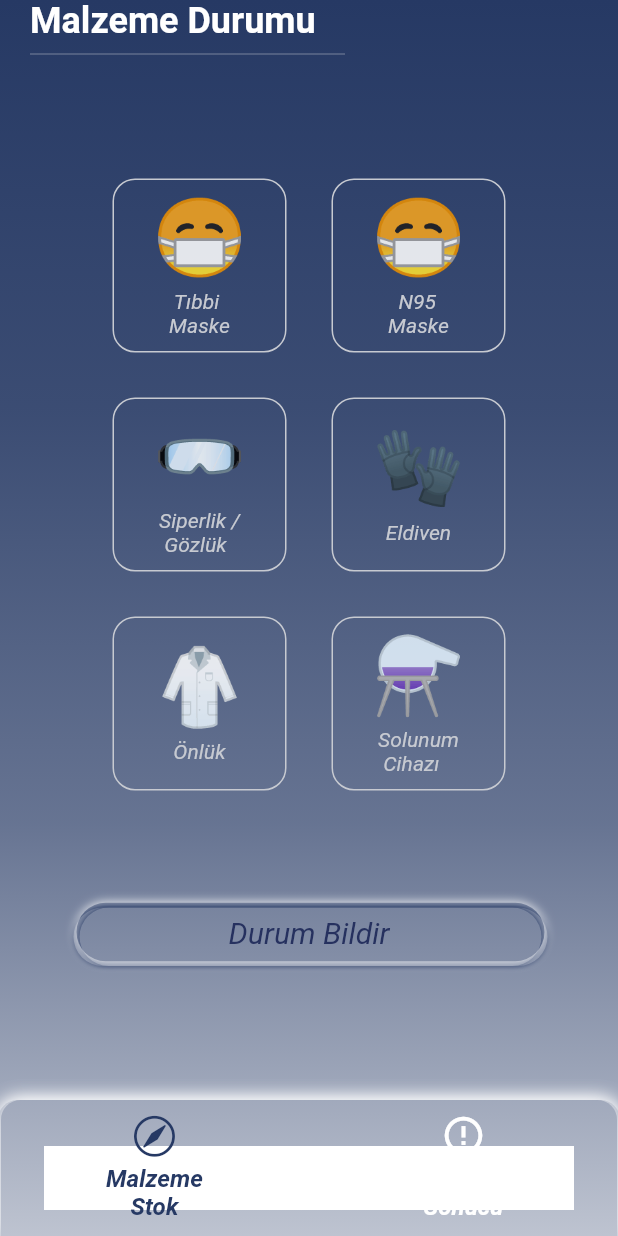
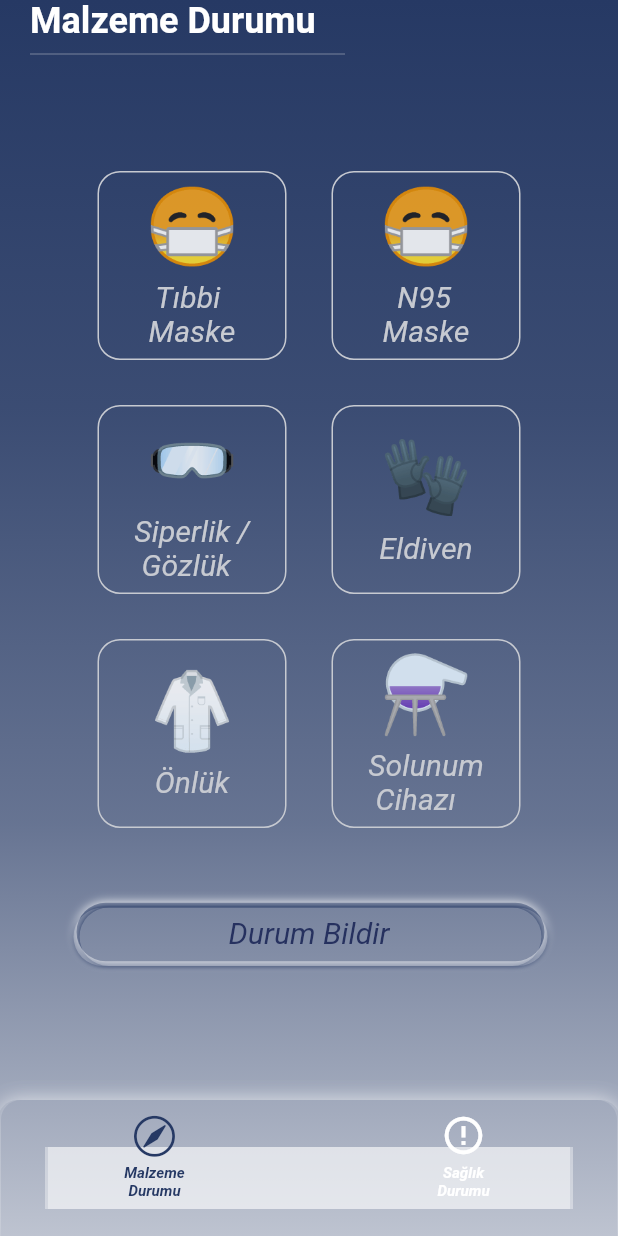
Before and after one commit to CrossPlatformers/pinemoji, a Flutter app: the screen it shows after launch, on a phone screen of 412 x 824 dp. Run offline on Flutter 3.47's test engine with Material 2 defaults, Android fonts, the light colour scheme and no system bars.

Commit message:
design fix

```diff
--- a/lib/pages/bottom-navigation.dart
+++ b/lib/pages/bottom-navigation.dart
@@ -62,13 +62,13 @@ class _BottomNavigationState extends State<BottomNavigation> {
           items: [
             BottomNavyBarItem(
                 icon: Icon(NotiIcons.compass_1),
-                title: Text("Malzeme Stok"),
+                title: Text("Malzeme\nDurumu"),
                 activeColor: Theme.of(context).primaryColorDark,
                 inactiveColor: Theme.of(context).primaryColorLight,
                 textAlign: TextAlign.center),
             BottomNavyBarItem(
                 icon: Icon(Icons.error_outline),
-                title: Text("Test Sonucu"),
+                title: Text("Sağlık\nDurumu"),
                 activeColor: Theme.of(context).primaryColorDark,
                 inactiveColor: Theme.of(context).primaryColorLight,
                 textAlign: TextAlign.center),
--- a/lib/pages/health.dart
+++ b/lib/pages/health.dart
@@ -38,11 +38,9 @@ class HealthStatus extends StatelessWidget {
           Expanded(
             child: SingleChildScrollView(
               child: Column(
-                mainAxisAlignment: MainAxisAlignment.center,
-                crossAxisAlignment: CrossAxisAlignment.start,
                 children: <Widget>[
                   Container(
-                      height: (size.width / 2.9 + 158) + 120,
+                    height: (((size.width - 120) / 2) * 3) + 120,
                     child: HealthWidgetController(
                       healthStatusModelList: [
                         HealthStatusModel(
@@ -54,7 +52,8 @@ class HealthStatus extends StatelessWidget {
                           text: "Test Sonucum \n      Negatif",
                         ),
                       ],
-                      )),
+                    ),
+                  ),
                   Center(
                     child: GestureDetector(
                       onTap: () {},
@@ -97,9 +96,6 @@ class HealthStatus extends StatelessWidget {
                       ),
                     ),
                   ),
-                  SizedBox(
-                    height: 80,
-                  )
                 ],
               ),
             ),
--- a/lib/pages/material.dart
+++ b/lib/pages/material.dart
@@ -37,15 +37,13 @@ class MaterialStatus extends StatelessWidget {
           Expanded(
             child: SingleChildScrollView(
               child: Column(
-                mainAxisAlignment: MainAxisAlignment.start,
-                crossAxisAlignment: CrossAxisAlignment.start,
                 children: <Widget>[
                   Container(
                     height: (((size.width - 120) / 2) * 3) + 120,
                     child: GridView.count(
                       primary: false,
                       crossAxisCount: 2,
-                      padding: EdgeInsets.all(60),
+                      padding: EdgeInsets.fromLTRB(50, 55, 50, 55),
                       children: <Widget>[
                         MaterialStatusContent(
                           emoji: "😷",
@@ -85,15 +83,15 @@ class MaterialStatus extends StatelessWidget {
                           boxShadow: [
                             CustomBoxShadow(
                               color: Theme.of(context).primaryColorDark,
-                                offset: new Offset(3, 3),
-                                blurRadius: 2.0,
-                                blurStyle: BlurStyle.outer
+                              offset: new Offset(3, 3),
+                              blurRadius: 2.0,
+                              blurStyle: BlurStyle.outer,
                             ),
                             CustomBoxShadow(
                               color: Theme.of(context).primaryColorDark,
-                                offset: new Offset(-1, 3),
-                                blurRadius: 2.0,
-                                blurStyle: BlurStyle.outer
+                              offset: new Offset(-1, 3),
+                              blurRadius: 2.0,
+                              blurStyle: BlurStyle.outer,
                             ),
                             CustomBoxShadow(
                                 color: Colors.white,
@@ -102,12 +100,6 @@ class MaterialStatus extends StatelessWidget {
                                 blurStyle: BlurStyle.outer),
                           ],
                         ),
-                        // decoration: BoxDecoration(
-                        //   borderRadius: BorderRadius.circular(21.5),
-                        //   border: Border.all(
-                        //     color: Color(0xFFC7CAD1),
-                        //   ),
-                        // ),
                         child: Center(
                           child: Padding(
                             padding: const EdgeInsets.all(8.0),
--- a/lib/widgets/bottom.navi.bar.dart
+++ b/lib/widgets/bottom.navi.bar.dart
@@ -46,14 +46,14 @@ class BottomNavyBar extends StatelessWidget {
         color: Colors.transparent,
         boxShadow: [
           CustomBoxShadow(
-              color: Colors.white,
+              color: Colors.white38,
               offset: new Offset(1, -0.2),
-              blurRadius: 10.0,
+              blurRadius: 11.0,
               blurStyle: BlurStyle.outer),
           CustomBoxShadow(
-              color: Colors.white,
+              color: Colors.white38,
               offset: new Offset(-1, -0.2),
-              blurRadius: 10.0,
+              blurRadius: 11.0,
               blurStyle: BlurStyle.outer),
         ],
         borderRadius: BorderRadius.only(
@@ -153,7 +153,7 @@ class _ItemWidget extends StatelessWidget {
                 style: TextStyle(
                   color: isSelected ? item.activeColor : item.inactiveColor,
                   fontWeight: FontWeight.bold,
-                  fontSize: 16,
+                  fontSize: 10,
                   fontStyle: FontStyle.italic,
                 ),
                 maxLines: 2,
--- a/lib/widgets/material-widget.dart
+++ b/lib/widgets/material-widget.dart
@@ -33,7 +33,7 @@ class MaterialStatusContent extends StatelessWidget {
               Text(
                 text,
                 style: TextStyle(
-                  fontSize: 14,
+                  fontSize: 20,
                   fontStyle: FontStyle.italic,
                   color: Color(0xFFC7CAD1),
                 ),
```
Lines whose indentation alone changed are shown as unchanged.
